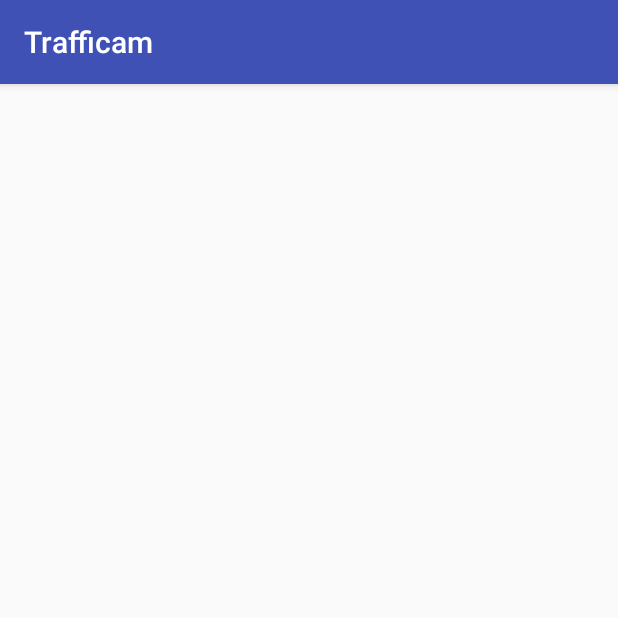
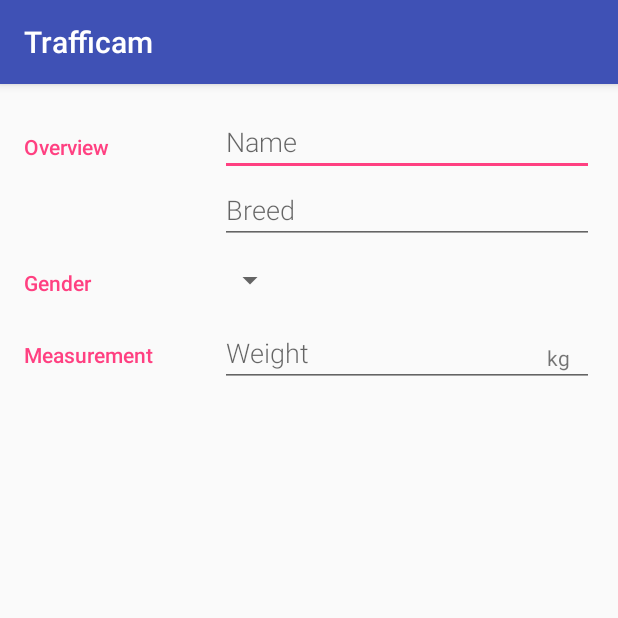
Before and after one commit to Ojonugwa001/Trafficam, an Android app: the WatcherActivity screen opened directly, with no data from a screen before it, on a phone screen of 412 x 824 dp, the top half of it. Run offline under Robolectric (Android 15) with nearby library versions, the phone set to English and light mode, and no system bars.

Commit message:
Insert temp for The watcher layout

```diff
--- a/app/src/main/res/layout/activity_watcher.xml
+++ b/app/src/main/res/layout/activity_watcher.xml
@@ -1,9 +1,109 @@
 <?xml version="1.0" encoding="utf-8"?>
-<android.support.constraint.ConstraintLayout xmlns:android="http://schemas.android.com/apk/res/android"
-    xmlns:app="http://schemas.android.com/apk/res-auto"
+<!-- Layout for the editor -->
+<LinearLayout
+    xmlns:android="http://schemas.android.com/apk/res/android"
     xmlns:tools="http://schemas.android.com/tools"
     android:layout_width="match_parent"
     android:layout_height="match_parent"
+    android:orientation="vertical"
+    android:padding="@dimen/activity_margin"
     tools:context=".WatcherActivity">
 
-</android.support.constraint.ConstraintLayout>
+    <!-- Overview category -->
+    <LinearLayout
+        android:layout_width="match_parent"
+        android:layout_height="wrap_content"
+        android:orientation="horizontal">
+
+        <!-- Label -->
+        <TextView
+            android:text="@string/category_overview"
+            style="@style/CategoryStyle" />
+
+        <!-- Input fields -->
+        <LinearLayout
+            android:layout_height="wrap_content"
+            android:layout_width="0dp"
+            android:layout_weight="2"
+            android:paddingLeft="4dp"
+            android:orientation="vertical">
+
+            <!-- Name field -->
+            <EditText
+                android:id="@+id/edit_pet_name"
+                android:hint="@string/hint_pet_name"
+                android:inputType="textCapWords"
+                style="@style/EditorFieldStyle" />
+
+            <!-- Breed field -->
+            <EditText
+                android:id="@+id/edit_pet_breed"
+                android:hint="@string/hint_pet_breed"
+                android:inputType="textCapWords"
+                style="@style/EditorFieldStyle" />
+        </LinearLayout>
+    </LinearLayout>
+
+    <!-- Gender category -->
+    <LinearLayout
+        android:id="@+id/container_gender"
+        android:layout_width="match_parent"
+        android:layout_height="wrap_content"
+        android:orientation="horizontal">
+
+        <!-- Label -->
+        <TextView
+            android:text="@string/category_gender"
+            style="@style/CategoryStyle" />
+
+        <!-- Input field -->
+        <LinearLayout
+            android:layout_height="wrap_content"
+            android:layout_width="0dp"
+            android:layout_weight="2"
+            android:orientation="vertical">
+
+            <!-- Gender drop-down spinner -->
+            <Spinner
+                android:id="@+id/spinner_gender"
+                android:layout_height="48dp"
+                android:layout_width="wrap_content"
+                android:paddingRight="16dp"
+                android:spinnerMode="dropdown"/>
+        </LinearLayout>
+    </LinearLayout>
+
+    <!-- Measurement category -->
+    <LinearLayout
+        android:id="@+id/container_measurement"
+        android:layout_width="match_parent"
+        android:layout_height="wrap_content"
+        android:orientation="horizontal">
+
+        <!-- Label -->
+        <TextView
+            android:text="@string/category_measurement"
+            style="@style/CategoryStyle" />
+
+        <!-- Input fields -->
+        <RelativeLayout
+            android:layout_height="wrap_content"
+            android:layout_width="0dp"
+            android:layout_weight="2"
+            android:paddingLeft="4dp">
+
+            <!-- Weight field -->
+            <EditText
+                android:id="@+id/edit_pet_weight"
+                android:hint="@string/hint_pet_weight"
+                android:inputType="number"
+                style="@style/EditorFieldStyle" />
+
+            <!-- Units for weight (kg) -->
+            <TextView
+                android:id="@+id/label_weight_units"
+                android:text="@string/unit_pet_weight"
+                style="@style/EditorUnitsStyle"/>
+        </RelativeLayout>
+    </LinearLayout>
+</LinearLayout>
--- /dev/null
+++ b/app/src/main/res/values-v16/styles.xml
@@ -0,0 +1,10 @@
+<?xml version="1.0" encoding="utf-8"?>
+<resources>
+
+    <style name="EditorFieldStyle">
+        <item name="android:layout_height">wrap_content</item>
+        <item name="android:layout_width">match_parent</item>
+        <item name="android:fontFamily">sans-serif-light</item>
+        <item name="android:textAppearance">?android:textAppearanceMedium</item>
+    </style>
+</resources>
--- a/app/src/main/res/values/styles.xml
+++ b/app/src/main/res/values/styles.xml
@@ -8,4 +8,33 @@
         <item name="colorAccent">@color/colorAccent</item>
     </style>
 
+    <!-- Style for a category in the editor -->
+    <style name="CategoryStyle">
+        <item name="android:layout_height">wrap_content</item>
+        <item name="android:layout_width">0dp</item>
+        <item name="android:layout_weight">1</item>
+        <item name="android:paddingTop">16dp</item>
+        <item name="android:textColor">@color/colorAccent</item>
+        <item name="android:fontFamily">sans-serif-medium</item>
+        <item name="android:textAppearance">?android:textAppearanceSmall</item>
+    </style>
+
+    <!-- Style for an EditText field in the editor -->
+    <style name="EditorFieldStyle">
+        <item name="android:layout_height">wrap_content</item>
+        <item name="android:layout_width">match_parent</item>
+        <item name="android:fontFamily">sans-serif-light</item>
+        <item name="android:textAppearance">?android:textAppearanceMedium</item>
+    </style>
+
+    <!-- Style for the measurement units for an EditText field in the editor -->
+    <style name="EditorUnitsStyle">
+        <item name="android:layout_height">wrap_content</item>
+        <item name="android:layout_width">wrap_content</item>
+        <item name="android:layout_alignParentRight">true</item>
+        <item name="android:paddingRight">16dp</item>
+        <item name="android:paddingTop">16dp</item>
+        <item name="android:textAppearance">?android:textAppearanceSmall</item>
+    </style>
+
 </resources>
```
